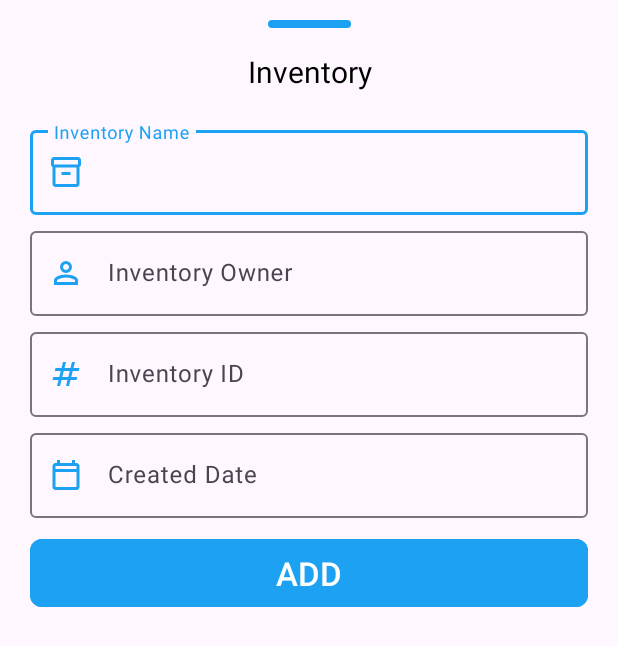
After one commit to Vanshpanchal/IMS, an Android app: the layout inventory_dialog.xml on its own in the app's theme, with its tools: preview values and no code run, on a phone screen of 412 x 824 dp. The commit adds this screen. Shown: the top 646 px of the screen. Run offline under Robolectric (Android 15) with nearby library versions, the phone set to English and light mode, and no system bars.

Commit message:
Inventory Fragment

```diff
--- a/app/src/main/java/com/example/ims/inventory_list.kt
+++ b/app/src/main/java/com/example/ims/inventory_list.kt
@@ -1,3 +1,3 @@
 package com.example.ims
 
-data class inventory_list(val inventoryName: String, val created_date : String, val inventory_id : String)
+data class inventory_list(val inventoryName: String, val created_date : String, val inventory_id : String,val owner_name :String)
--- /dev/null
+++ b/app/src/main/res/layout/inventory_dialog.xml
@@ -0,0 +1,165 @@
+<?xml version="1.0" encoding="utf-8"?>
+<ScrollView xmlns:android="http://schemas.android.com/apk/res/android"
+    xmlns:app="http://schemas.android.com/apk/res-auto"
+    xmlns:tools="http://schemas.android.com/tools"
+    android:layout_width="match_parent"
+    android:layout_height="match_parent"
+    android:padding="8sp">
+
+    <androidx.constraintlayout.widget.ConstraintLayout
+        android:layout_width="match_parent"
+        android:layout_height="wrap_content">
+
+
+        <View
+            android:id="@+id/view2"
+            android:layout_width="55dp"
+            android:layout_height="5dp"
+            android:layout_marginTop="5dp"
+            android:background="@drawable/shape_bg"
+            app:layout_constraintEnd_toEndOf="parent"
+            app:layout_constraintStart_toStartOf="parent"
+            app:layout_constraintTop_toTopOf="parent" />
+
+        <TextView
+            android:id="@+id/textView"
+            android:layout_width="match_parent"
+            android:layout_height="wrap_content"
+            android:layout_marginVertical="15dp"
+            android:paddingHorizontal="15dp"
+            android:text="@string/inventory"
+            android:textAlignment="center"
+            android:textColor="@color/black"
+            android:textSize="20sp"
+            app:layout_constraintEnd_toEndOf="parent"
+            app:layout_constraintStart_toStartOf="parent"
+            app:layout_constraintTop_toBottomOf="@+id/view2" />
+
+
+        <com.google.android.material.textfield.TextInputLayout
+            android:id="@+id/layout_1"
+            android:layout_width="match_parent"
+            android:layout_height="wrap_content"
+            android:layout_marginHorizontal="12sp"
+            android:layout_marginTop="20dp"
+            android:autofillHints="name"
+            android:hint="Inventory Name"
+            app:hintTextColor="@color/blue"
+            app:layout_constraintEnd_toEndOf="parent"
+            app:layout_constraintStart_toStartOf="parent"
+            app:layout_constraintTop_toBottomOf="@+id/textView"
+            app:startIconDrawable="@drawable/inventory_2_24px"
+            app:startIconTint="@color/blue">
+
+            <com.google.android.material.textfield.TextInputEditText
+                android:id="@+id/i_name"
+                android:layout_width="match_parent"
+                android:layout_height="wrap_content"
+                android:inputType="text"
+                android:maxLines="1"
+                android:textColor="@color/black">
+
+            </com.google.android.material.textfield.TextInputEditText>
+        </com.google.android.material.textfield.TextInputLayout>
+
+        <com.google.android.material.textfield.TextInputLayout
+            android:id="@+id/layout_2"
+            android:layout_width="match_parent"
+            android:layout_height="wrap_content"
+            android:layout_marginHorizontal="12sp"
+            android:layout_marginTop="5dp"
+            android:autofillHints="price"
+            android:hint="@string/inventory_owner"
+            app:hintTextColor="@color/blue"
+            app:layout_constraintEnd_toEndOf="parent"
+            app:layout_constraintStart_toStartOf="parent"
+            app:layout_constraintTop_toBottomOf="@+id/layout_1"
+            app:startIconDrawable="@drawable/person_24px"
+            app:startIconTint="@color/blue">
+
+            <com.google.android.material.textfield.TextInputEditText
+                android:id="@+id/i_owner"
+                android:layout_width="match_parent"
+                android:layout_height="wrap_content"
+                android:inputType=""
+                android:maxLines="1"
+                android:textColor="@color/black">
+
+            </com.google.android.material.textfield.TextInputEditText>
+        </com.google.android.material.textfield.TextInputLayout>
+
+        <com.google.android.material.textfield.TextInputLayout
+            android:id="@+id/layout_3"
+            android:layout_width="match_parent"
+            android:layout_height="wrap_content"
+            android:layout_marginHorizontal="12sp"
+            android:layout_marginTop="5dp"
+            android:autofillHints="quantity"
+            android:hint="@string/invenory_id"
+            app:hintTextColor="@color/blue"
+            app:layout_constraintEnd_toEndOf="parent"
+            app:layout_constraintStart_toStartOf="parent"
+            app:layout_constraintTop_toBottomOf="@+id/layout_2"
+            app:startIconDrawable="@drawable/numbers_24px"
+            app:startIconTint="@color/blue">
+
+            <com.google.android.material.textfield.TextInputEditText
+                android:id="@+id/i_id"
+                android:layout_width="match_parent"
+                android:layout_height="wrap_content"
+                android:inputType="number"
+                android:maxLines="1"
+                android:textColor="@color/black">
+
+            </com.google.android.material.textfield.TextInputEditText>
+        </com.google.android.material.textfield.TextInputLayout>
+
+        <com.google.android.material.textfield.TextInputLayout
+            android:id="@+id/layout_4"
+            android:layout_width="match_parent"
+            android:layout_height="wrap_content"
+            android:layout_marginHorizontal="12sp"
+            android:layout_marginTop="5dp"
+            android:clickable="false"
+            android:focusable="false"
+            android:hint="@string/created_date"
+            app:hintTextColor="@color/blue"
+            app:layout_constraintEnd_toEndOf="parent"
+            app:layout_constraintStart_toStartOf="parent"
+            app:layout_constraintTop_toBottomOf="@+id/layout_3"
+            app:startIconDrawable="@drawable/calendar_today_24px"
+            app:startIconTint="@color/blue">
+
+            <com.google.android.material.textfield.TextInputEditText
+                android:id="@+id/date"
+                android:layout_width="match_parent"
+                android:layout_height="wrap_content"
+                android:clickable="false"
+                android:focusable="false"
+                android:inputType="date"
+                android:maxLines="1"
+                android:textColor="@color/black">
+
+            </com.google.android.material.textfield.TextInputEditText>
+        </com.google.android.material.textfield.TextInputLayout>
+
+        <Button
+            android:id="@+id/submit_btn"
+            android:layout_width="match_parent"
+            android:layout_height="wrap_content"
+            android:layout_marginHorizontal="12sp"
+            android:layout_marginStart="12dp"
+            android:layout_marginTop="10sp"
+            android:layout_marginEnd="12dp"
+            android:backgroundTint="@color/blue"
+            android:paddingVertical="8sp"
+            android:text="@string/add"
+            android:textAllCaps="true"
+            android:textColor="@color/white"
+            android:textSize="22sp"
+            app:cornerRadius="8sp"
+            app:layout_constraintEnd_toEndOf="parent"
+            app:layout_constraintStart_toStartOf="parent"
+            app:layout_constraintTop_toBottomOf="@+id/layout_4" />
+    </androidx.constraintlayout.widget.ConstraintLayout>
+</ScrollView>
--- a/app/src/main/res/values/strings.xml
+++ b/app/src/main/res/values/strings.xml
@@ -52,4 +52,5 @@
     <string name="inventory_owner">Inventory Owner</string>
     <string name="invenory_id">Inventory ID</string>
     <string name="created_date">Created Date</string>
+    <string name="inventory_name">Inventory Name</string>
 </resources>
```
Also changed, not shown: app/src/main/java/com/example/ims/inventory.kt (+67 -21 lines), app/src/main/java/com/example/ims/inventory_adapter.kt (+16 -2 lines), app/src/main/java/com/example/ims/specific_inventory.kt (added, +31 -0 lines), app/src/main/res/layout/fragment_dialog.xml (added, +134 -0 lines), app/src/main/res/layout/fragment_specific_inventory.xml (added, +21 -0 lines), app/src/main/res/layout/preview_dialog_2.xml (added, +185 -0 lines).
